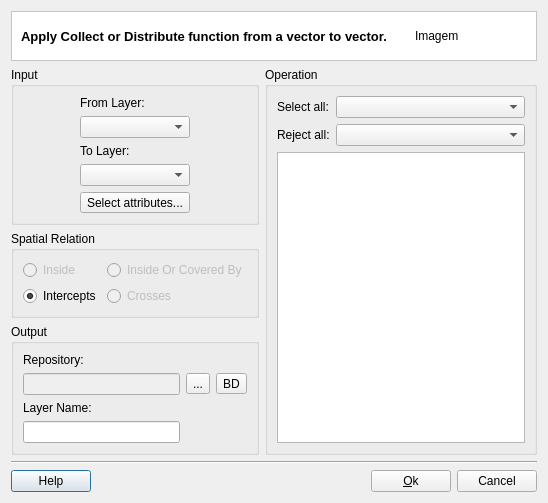
First picture: the form in src/terralib/attributefill/qt/ui/VectorToVectorDialogForm.ui, repository claudiobogossian/terralib5, before the edit.
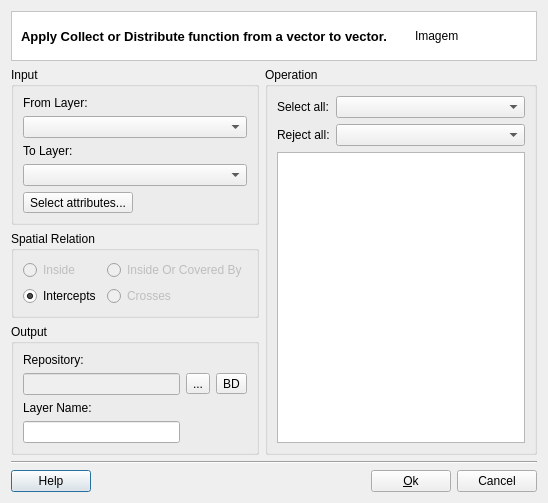
Second picture: the form after the edit. Custom widgets are drawn as their Qt base class.

What changed in the file:
```diff
--- a/src/terralib/attributefill/qt/ui/VectorToVectorDialogForm.ui
+++ b/src/terralib/attributefill/qt/ui/VectorToVectorDialogForm.ui
@@ -7,13 +7,13 @@
     <x>0</x>
     <y>0</y>
     <width>548</width>
-    <height>487</height>
+    <height>481</height>
    </rect>
   </property>
   <property name="windowTitle">
    <string>Vector To Vector</string>
   </property>
-  <layout class="QGridLayout" name="gridLayout_7">
+  <layout class="QGridLayout" name="gridLayout_2">
    <item row="0" column="0" colspan="2">
     <widget class="QFrame" name="frame_2">
      <property name="styleSheet">
@@ -72,15 +72,13 @@
     </widget>
    </item>
    <item row="1" column="0">
-    <layout class="QGridLayout" name="gridLayout_3">
-     <item row="0" column="0">
+    <layout class="QVBoxLayout" name="verticalLayout_3">
+     <item>
       <widget class="QGroupBox" name="groupBox_3">
        <property name="title">
         <string>Input</string>
        </property>
-       <layout class="QGridLayout" name="gridLayout_2">
-        <item row="0" column="0">
-         <layout class="QVBoxLayout" name="verticalLayout_3">
+       <layout class="QVBoxLayout" name="verticalLayout">
           <item>
            <widget class="QLabel" name="label_2">
             <property name="text">
@@ -91,10 +89,6 @@
           <item>
            <widget class="QComboBox" name="m_fromLayerComboBox"/>
           </item>
-         </layout>
-        </item>
-        <item row="1" column="0">
-         <layout class="QVBoxLayout" name="verticalLayout">
           <item>
            <widget class="QLabel" name="label">
             <property name="text">
@@ -113,11 +107,9 @@
            </widget>
           </item>
          </layout>
-        </item>
-       </layout>
       </widget>
      </item>
-     <item row="1" column="0">
+     <item>
       <widget class="QGroupBox" name="groupBox_4">
        <property name="title">
         <string>Spatial Relation</string>
@@ -166,7 +158,7 @@
        </layout>
       </widget>
      </item>
-     <item row="2" column="0">
+     <item>
       <widget class="QGroupBox" name="groupBox_2">
        <property name="sizePolicy">
         <sizepolicy hsizetype="Preferred" vsizetype="Preferred">
@@ -235,15 +227,15 @@
        </layout>
       </widget>
      </item>
-     <item row="3" column="0">
+     <item>
       <spacer name="verticalSpacer">
        <property name="orientation">
         <enum>Qt::Vertical</enum>
        </property>
        <property name="sizeHint" stdset="0">
         <size>
-         <width>20</width>
-         <height>40</height>
+         <width>243</width>
+         <height>13</height>
         </size>
        </property>
       </spacer>
```
Lines whose indentation alone changed are shown as unchanged.
